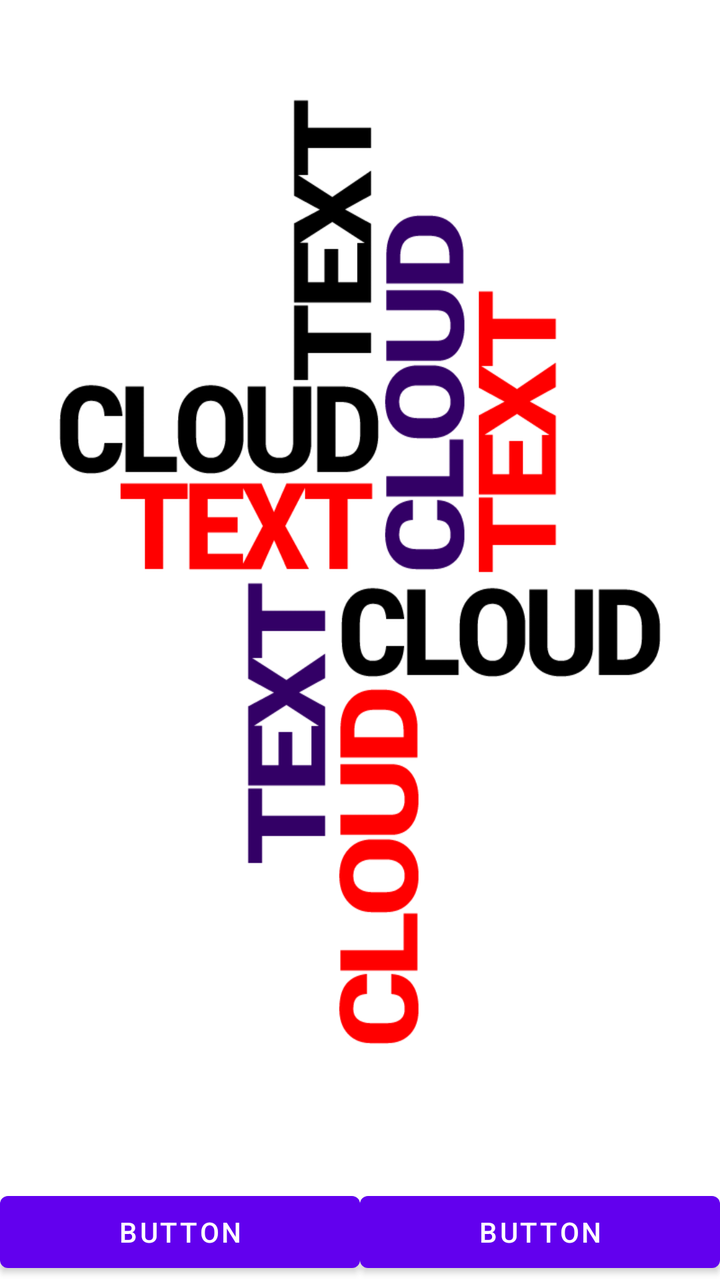
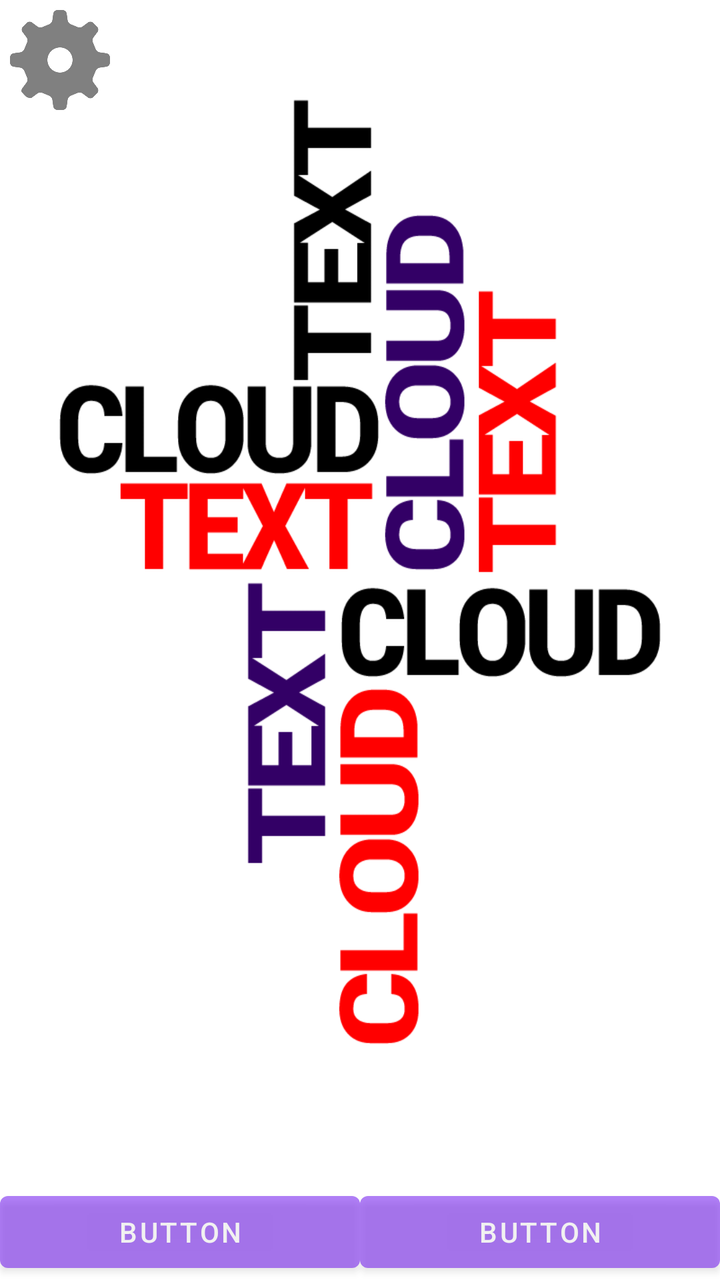

The first picture is an Android layout as it rendered before a commit; the second is the same layout after the commit. The layout source and the unified diff follow.
<!-- AndroidManifest.xml: fallback theme Theme.MaterialComponents.DayNight.NoActionBar -->
<!-- res/layout/activity_main.xml -->
<RelativeLayout xmlns:android="http://schemas.android.com/apk/res/android"
    android:layout_width="match_parent"
    android:layout_height="match_parent"
    android:background="@drawable/main_image" >

    <LinearLayout
        android:layout_width="match_parent"
        android:layout_height="wrap_content"
        android:layout_alignParentBottom="true"
        android:layout_alignParentLeft="true" >

        <Button
            android:id="@+id/contact_selection_button"
            android:layout_width="wrap_content"
            android:layout_height="wrap_content"
            android:layout_weight=".5"
            android:text="Button" />

        <Button
            android:id="@+id/create_text_cloud_button"
            android:layout_width="wrap_content"
            android:layout_height="wrap_content"
            android:layout_weight=".5"
            android:text="Button" />

    </LinearLayout>

</RelativeLayout>
<!-- resources referenced by this layout -->
<resources>
  <!-- drawable main_image: png bitmap (drawable-hdpi, 45865 bytes) -->
</resources>

<!-- the commit's change to res/layout/activity_main.xml (unified diff, before → after) -->
@@ -14,6 +14,7 @@
             android:layout_width="wrap_content"
             android:layout_height="wrap_content"
             android:layout_weight=".5"
+            android:alpha=".5"
             android:text="Button" />
 
         <Button
@@ -21,8 +22,22 @@
             android:layout_width="wrap_content"
             android:layout_height="wrap_content"
             android:layout_weight=".5"
+            android:alpha=".5"
             android:text="Button" />
 
     </LinearLayout>
 
+    <ImageView
+        android:id="@+id/settingsButton"
+        android:layout_width="wrap_content"
+        android:layout_height="wrap_content"
+        android:layout_alignParentLeft="true"
+        android:layout_alignParentTop="true"
+        android:layout_margin="5dp"
+        android:adjustViewBounds="true"
+        android:alpha=".5"
+        android:maxHeight="50dp"
+        android:maxWidth="50dp"
+        android:src="@drawable/settingsicon" />
+
 </RelativeLayout>
<!-- resource entries referenced after the edit -->
@@ -1,5 +1,6 @@
 <!-- resources referenced by this layout -->
 <resources>
   <!-- drawable main_image: png bitmap (drawable-hdpi, 45865 bytes) -->
+  <!-- drawable settingsicon: png bitmap (drawable-hdpi, 12030 bytes) -->
 </resources>
 
